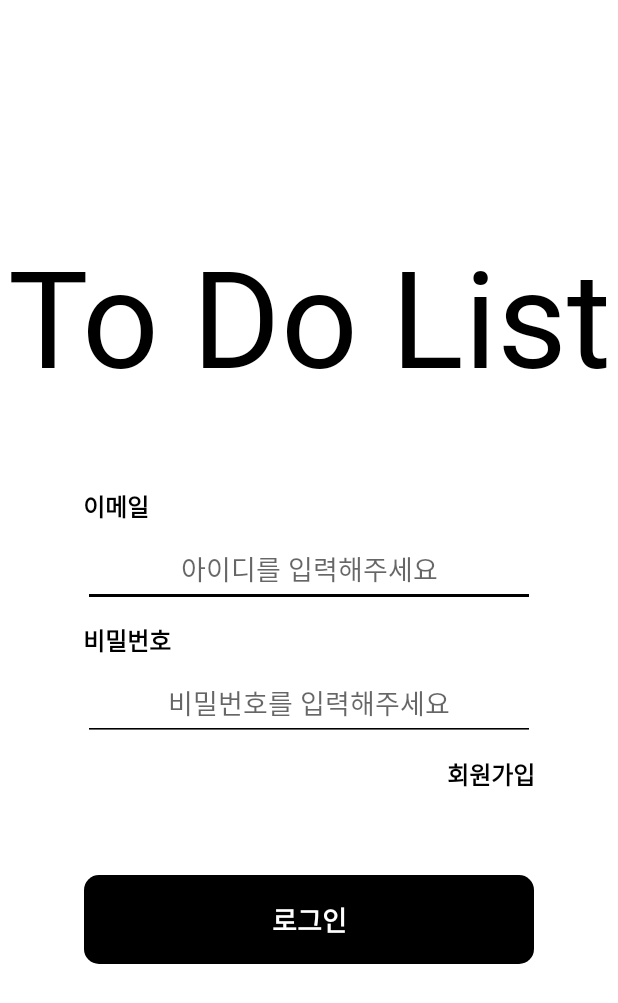
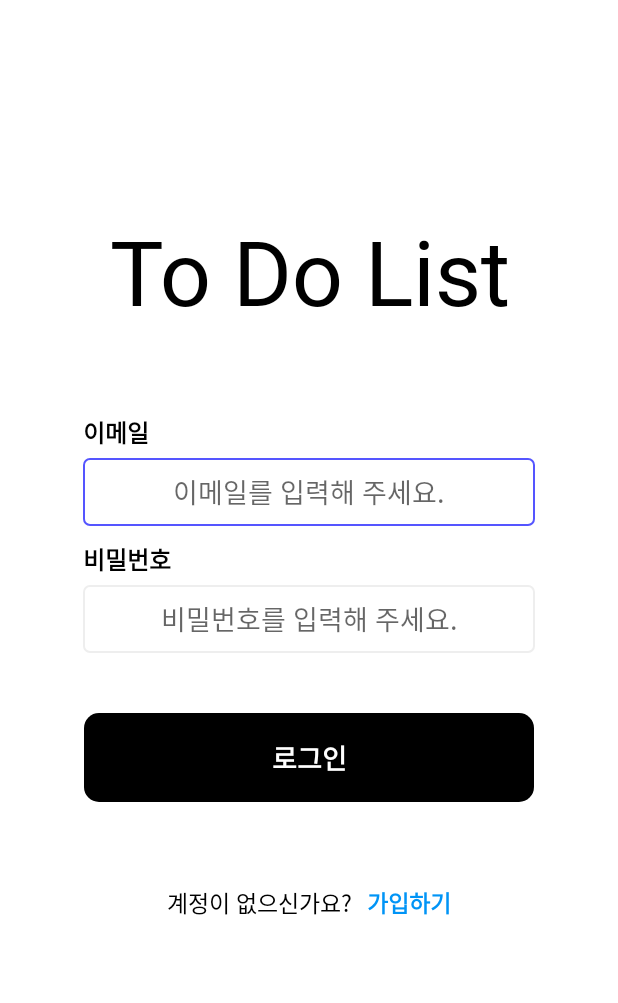
Before and after one commit to wooseok9872/Toy2_front_2021, an Android app: the layout activity_login.xml on its own in the app's theme, with its tools: preview values and no code run, on a phone screen of 412 x 824 dp. Shown: the top 1003 px of the screen. Run offline under Robolectric (Android 15) with nearby library versions, the phone set to English and light mode, and no system bars.

Commit message:
Update Login

```diff
--- a/app/src/main/java/com/example/myapplication/user/MasterApplication.kt
+++ b/app/src/main/java/com/example/myapplication/user/MasterApplication.kt
@@ -29,7 +29,7 @@ class MasterApplication : Application() {
             if (checkIsLogin()) {
                 getUserToken()?.let { token ->
                     val requeset = original.newBuilder()
-                        .header("Authorization", "token " + token)
+                        .header("X-AUTH-TOKEN", token)
                         .build()
                     it.proceed(requeset)
                 }
--- /dev/null
+++ b/app/src/main/res/drawable/edittext_rounded_corner_rectangle.xml
@@ -0,0 +1,25 @@
+<?xml version="1.0" encoding="utf-8"?>
+
+<selector xmlns:android="http://schemas.android.com/apk/res/android">
+    <item android:state_focused="true">
+        <shape xmlns:android="http://schemas.android.com/apk/res/android" android:shape="rectangle">
+            <stroke
+                android:width="1dp"
+                android:color="#5555FF" />
+            <corners android:radius="4dp"/>
+            <solid
+                android:color="#FFFFFF" />
+        </shape>
+    </item>
+
+    <item android:state_focused="false">
+        <shape xmlns:android="http://schemas.android.com/apk/res/android" android:shape="rectangle">
+            <stroke
+                android:width="1dp"
+                android:color="#EEEEEE" />
+            <corners android:radius="4dp"/>
+            <solid
+                android:color="#FFFFFF" />
+        </shape>
+    </item>
+</selector>
--- a/app/src/main/res/layout/activity_login.xml
+++ b/app/src/main/res/layout/activity_login.xml
@@ -12,12 +12,12 @@
     <TextView
         android:layout_width="match_parent"
         android:layout_height="wrap_content"
-        android:layout_marginTop="150dp"
+        android:layout_marginTop="140dp"
         android:gravity="center"
         android:text="To Do List"
-        android:fontFamily="@font/nanumpen"
+        android:fontFamily="@font/font"
         android:textColor="#000000"
-        android:textSize="90dp" />
+        android:textSize="60dp" />
 
 
     <LinearLayout
@@ -31,6 +31,7 @@
             android:layout_width="wrap_content"
             android:layout_height="wrap_content"
             android:text="이메일"
+            android:fontFamily="@font/font"
             android:layout_marginBottom="5dp"
             android:textColor="#000000"
             android:textSize="16dp"
@@ -39,17 +40,18 @@
         <EditText
             android:id="@+id/email_inputbox"
             android:layout_width="match_parent"
-            android:layout_height="50dp"
+            android:layout_height="45dp"
             android:layout_gravity="center"
             android:layout_marginBottom="10dp"
             android:gravity="center"
-            android:hint="아이디를 입력해주세요"
-            android:backgroundTint="#000000" />
+            android:hint="이메일를 입력해 주세요."
+            android:background="@drawable/edittext_rounded_corner_rectangle" />
 
         <TextView
             android:layout_width="wrap_content"
             android:layout_height="wrap_content"
             android:text="비밀번호"
+            android:fontFamily="@font/font"
             android:textSize="16dp"
             android:layout_marginBottom="5dp"
             android:textColor="#000000"
@@ -58,25 +60,13 @@
         <EditText
             android:id="@+id/password_inputbox"
             android:layout_width="match_parent"
-            android:layout_height="50dp"
+            android:layout_height="45dp"
             android:layout_gravity="center"
             android:layout_marginBottom="10dp"
             android:gravity="center"
             android:inputType="textPassword"
-            android:hint="비밀번호를 입력해주세요"
-            android:backgroundTint="#000000" />
-
-        <TextView
-            android:id="@+id/signup"
-            android:layout_width="wrap_content"
-            android:layout_height="wrap_content"
-            android:layout_gravity="right"
-            android:textSize="16dp"
-            android:text="회원가입"
-            android:textColor="#000000"
-            android:textStyle="bold"/>
-    </LinearLayout>
-
+            android:hint="비밀번호를 입력해 주세요."
+            android:background="@drawable/edittext_rounded_corner_rectangle" />
 
         <TextView
             android:id="@+id/login"
@@ -85,14 +75,41 @@
             android:layout_gravity="center"
             android:background="@drawable/rounded_button"
             android:textColor="#ffffff"
-        android:paddingLeft="32dp"
             android:gravity="center"
+            android:layout_marginTop="30dp"
             android:paddingTop="16dp"
             android:paddingRight="32dp"
+            android:paddingLeft="32dp"
             android:paddingBottom="16dp"
             android:text="로그인"
+            android:fontFamily="@font/font"
             android:textSize="18dp"
             android:textStyle="bold" />
+    </LinearLayout>
+
+    <LinearLayout
+        android:layout_width="wrap_content"
+        android:layout_height="wrap_content"
+        android:layout_gravity="center">
+        <TextView
+            android:layout_width="wrap_content"
+            android:layout_height="wrap_content"
+            android:textColor="#000000"
+            android:textSize="15dp"
+            android:fontFamily="@font/font"
+            android:text="계정이 없으신가요?" />
+
+        <TextView
+            android:id="@+id/signup"
+            android:layout_width="wrap_content"
+            android:layout_height="wrap_content"
+            android:layout_marginLeft="10dp"
+            android:textStyle="bold"
+            android:textColor="#0094f6"
+            android:textSize="15dp"
+            android:fontFamily="@font/font"
+            android:text="가입하기" />
+    </LinearLayout>
 
 
 </LinearLayout>
```
Also changed, not shown: app/src/main/AndroidManifest.xml (+3 -10 lines), app/src/main/java/com/example/myapplication/user/LoginActivity.kt (+8 -7 lines), app/src/main/java/com/example/myapplication/user/SignupActivity.kt (+24 -6 lines), app/src/main/res/layout/activity_mypage.xml (+6 -5 lines), app/src/main/res/layout/activity_signup.xml (+47 -18 lines), app/src/main/res/layout/activity_timer.xml (+20 -4 lines). Lines whose indentation alone changed are shown as unchanged.
